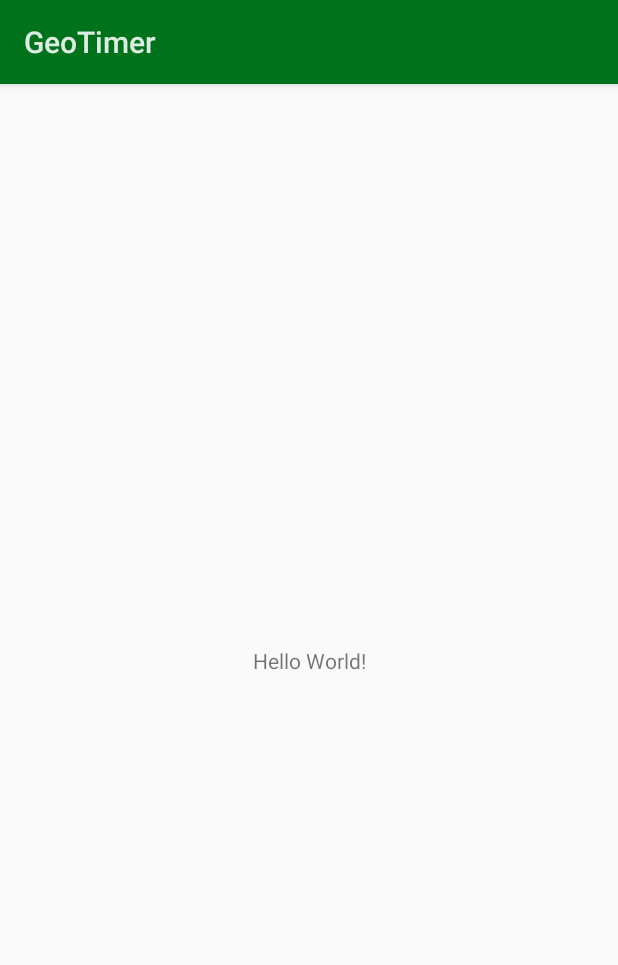
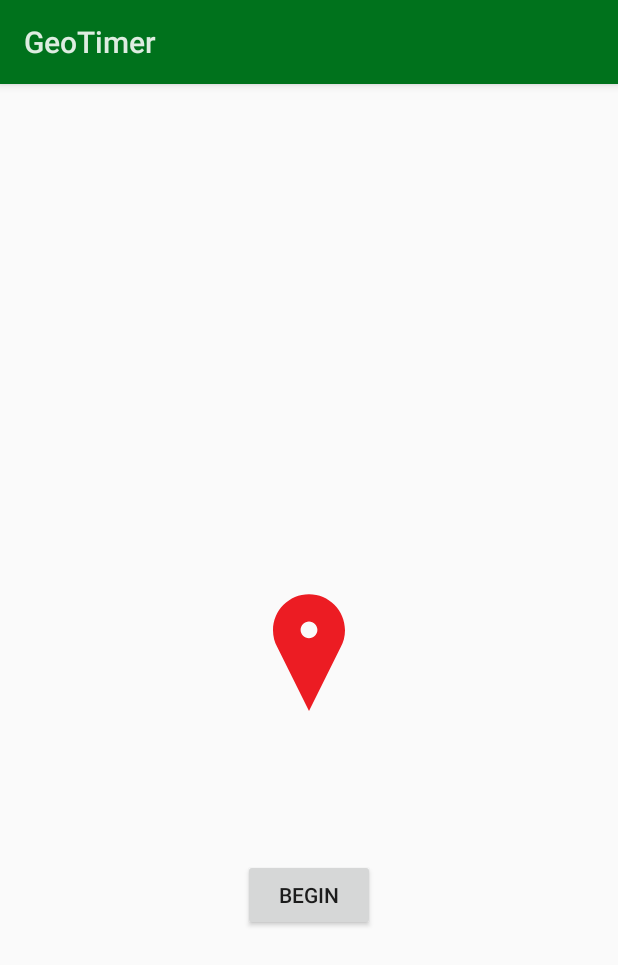
Before and after one commit to manimaul/geofence_timer, an Android app: the screen it shows after launch (SplashActivity), on a phone screen of 412 x 824 dp. Shown: the top 965 px of the screen. Run offline under Robolectric (Android 15) with nearby library versions, the phone set to English and light mode, and no system bars.

Commit message:
splash screen animation and button

```diff
--- a/app/build.gradle
+++ b/app/build.gradle
@@ -33,4 +33,5 @@ dependencies {
     //https://developers.google.com/android/guides/setup
     compile "com.google.android.gms:play-services-location:$google_play_services_version"
     compile "com.google.android.gms:play-services-maps:$google_play_services_version"
+    compile "com.airbnb.android:lottie:$lottie_version"
 }
--- a/app/src/main/res/layout/activity_splash.xml
+++ b/app/src/main/res/layout/activity_splash.xml
@@ -7,13 +7,32 @@
     android:layout_height="match_parent"
     tools:context="io.madrona.geotimer.SplashActivity">
 
-    <TextView
-        android:layout_width="wrap_content"
-        android:layout_height="wrap_content"
-        android:text="Hello World!"
+    <com.airbnb.lottie.LottieAnimationView
+        android:id="@+id/lottieAnimationView"
+        android:layout_width="200dp"
+        android:layout_height="200dp"
+        android:layout_marginBottom="8dp"
+        android:layout_marginLeft="8dp"
+        android:layout_marginRight="8dp"
+        android:layout_marginTop="8dp"
         app:layout_constraintBottom_toBottomOf="parent"
         app:layout_constraintLeft_toLeftOf="parent"
         app:layout_constraintRight_toRightOf="parent"
-        app:layout_constraintTop_toTopOf="parent"/>
+        app:layout_constraintTop_toTopOf="parent"
+        app:layout_constraintVertical_bias="0.501"
+        app:lottie_autoPlay="true"
+        app:lottie_fileName="location.json"
+        app:lottie_loop="true"/>
+
+    <Button
+        android:layout_width="wrap_content"
+        android:layout_height="wrap_content"
+        android:layout_marginLeft="8dp"
+        android:layout_marginRight="8dp"
+        android:layout_marginTop="32dp"
+        android:text="@string/begin"
+        app:layout_constraintLeft_toLeftOf="parent"
+        app:layout_constraintRight_toRightOf="parent"
+        app:layout_constraintTop_toBottomOf="@+id/lottieAnimationView" />
 
 </android.support.constraint.ConstraintLayout>
--- a/app/src/main/res/values/strings.xml
+++ b/app/src/main/res/values/strings.xml
@@ -1,3 +1,4 @@
 <resources>
     <string name="app_name">GeoTimer</string>
+    <string name="begin">Begin</string>
 </resources>
--- a/build.gradle
+++ b/build.gradle
@@ -9,6 +9,7 @@ buildscript {
     ext.espresso_version = "2.2.2"
     ext.constraint_layout_version = "1.0.2"
     ext.junit_version = "4.12"
+    ext.lottie_version = "2.2.0"
     repositories {
         jcenter()
     }
```
Also changed, not shown: app/src/main/assets/location.json (added, +1 -0 lines).
